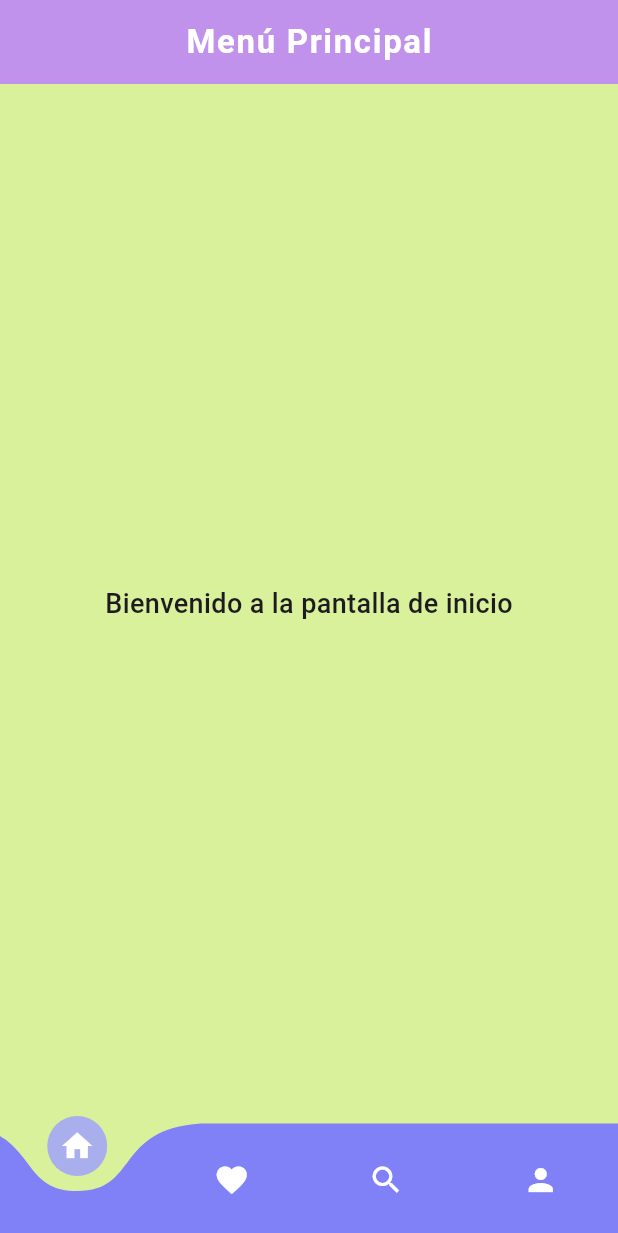
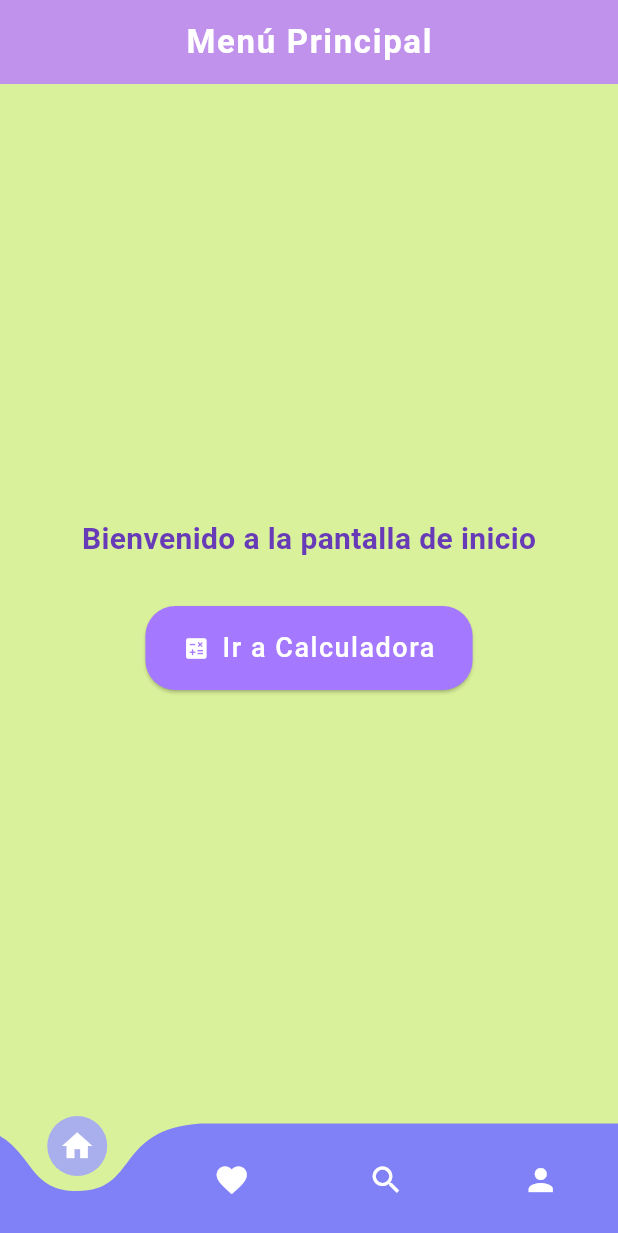
Before and after one commit to LarissaGuaman1/APLICACIONES_MOVILES, a Flutter app: the BotonesScreen screen opened directly, on a phone screen of 412 x 824 dp. Shown: the top 1233 px of the screen. Run offline on Flutter 3.47's test engine with Material 3 defaults, Android fonts, the phone set to English and light mode, and no system bars; drawn by our look-alikes of curved_navigation_bar; our stand-ins replace math_expressions.

Commit message:
calculadora

```diff
--- a/lib/src/botones.dart
+++ b/lib/src/botones.dart
@@ -1,5 +1,6 @@
 import 'package:flutter/material.dart';
 import 'package:curved_navigation_bar/curved_navigation_bar.dart';
+import 'calculadora.dart'; // Importa tu pantalla de calculadora
 
 class BotonesScreen extends StatefulWidget {
   const BotonesScreen({super.key});
@@ -11,15 +12,13 @@ class BotonesScreen extends StatefulWidget {
 class _BotonesScreenState extends State<BotonesScreen> {
   int _pagina = 0;
 
-  // Lista de colores de fondo para cada pantalla
   final List<Color> _coloresFondo = [
-    const Color.fromARGB(255, 218, 241, 155),          // Inicio
-    Colors.pink.shade100,  // Favoritos
-    Colors.lightBlue.shade100, // Buscar
-    Colors.green.shade100, // Perfil
+    const Color.fromARGB(255, 218, 241, 155), // Inicio
+    Colors.pink.shade100,                     // Favoritos
+    Colors.lightBlue.shade100,                // Buscar
+    Colors.green.shade100,                    // Perfil
   ];
 
-  // Lista de textos de cada pantalla
   final List<String> _textosPantalla = [
     'Bienvenido a la pantalla de inicio',
     'Favoritos',
@@ -43,9 +42,9 @@ class _BotonesScreenState extends State<BotonesScreen> {
         centerTitle: true,
         elevation: 8,
       ),
-      backgroundColor: _coloresFondo[_pagina], // Color de fondo completo
+      backgroundColor: _coloresFondo[_pagina],
       bottomNavigationBar: CurvedNavigationBar(
-        backgroundColor: _coloresFondo[_pagina], // Barra se integra con fondo
+        backgroundColor: _coloresFondo[_pagina],
         color: const Color.fromARGB(255, 128, 128, 247),
         buttonBackgroundColor: const Color.fromARGB(255, 169, 174, 236),
         animationDuration: const Duration(milliseconds: 300),
@@ -62,10 +61,49 @@ class _BotonesScreenState extends State<BotonesScreen> {
         },
       ),
       body: Center(
-        child: Text(
-          _textosPantalla[_pagina],
-          style: const TextStyle(fontSize: 18, fontWeight: FontWeight.w500),
-        ),
+        child: _pagina == 0
+            ? Column(
+                mainAxisAlignment: MainAxisAlignment.center,
+                children: [
+                  Text(
+                    _textosPantalla[_pagina],
+                    style: const TextStyle(
+                      fontSize: 20,
+                      fontWeight: FontWeight.bold,
+                      color: Colors.deepPurple,
+                    ),
+                  ),
+                  const SizedBox(height: 30),
+                  ElevatedButton.icon(
+                    style: ElevatedButton.styleFrom(
+                      backgroundColor: const Color.fromARGB(255, 165, 121, 255),
+                      padding: const EdgeInsets.symmetric(
+                          horizontal: 25, vertical: 15),
+                      shape: RoundedRectangleBorder(
+                        borderRadius: BorderRadius.circular(20),
+                      ),
+                    ),
+                    onPressed: () {
+                      Navigator.push(
+                        context,
+                        MaterialPageRoute(
+                            builder: (context) => const CalculadoraScreen()),
+                      );
+                    },
+                    icon: const Icon(Icons.calculate, color: Colors.white),
+                    label: const Text(
+                      "Ir a Calculadora",
+                      style: TextStyle(
+                          color: Colors.white, fontSize: 18, letterSpacing: 1),
+                    ),
+                  ),
+                ],
+              )
+            : Text(
+                _textosPantalla[_pagina],
+                style:
+                    const TextStyle(fontSize: 18, fontWeight: FontWeight.w500),
+              ),
       ),
     );
   }
--- a/pubspec.yaml
+++ b/pubspec.yaml
@@ -35,6 +35,8 @@ dependencies:
   # The following adds the Cupertino Icons font to your application.
   # Use with the CupertinoIcons class for iOS style icons.
   cupertino_icons: ^1.0.8
+  math_expressions: ^2.3.1
+
 
 dev_dependencies:
   flutter_test:
```
Also changed, not shown: lib/src/calculadora.dart (added, +145 -0 lines), pubspec.lock.
